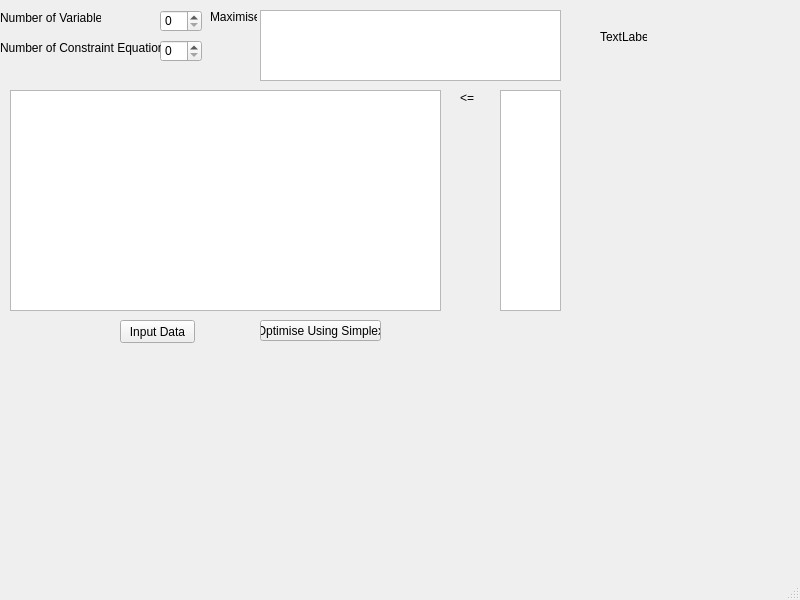
Old version of the form REII313/mainwindow.ui in the repository C-is-for-Cicero/Practical_REII313.
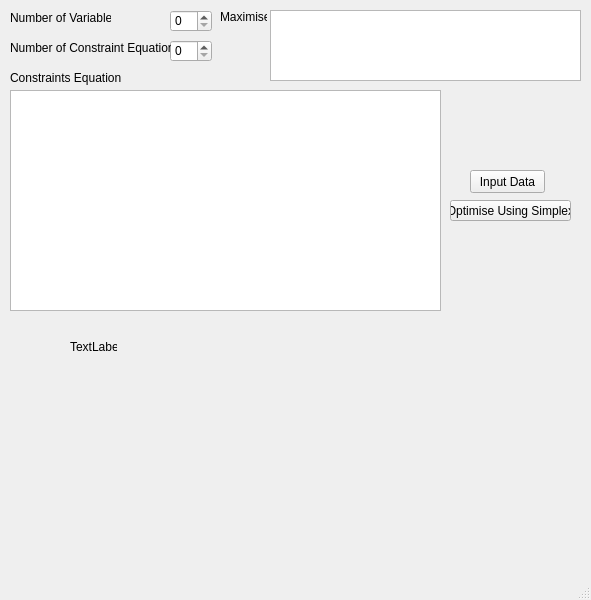
New version of the form.

Commit message: added functions vector multiply, determinevar and determineenter

Diff of the .ui file:
```diff
--- a/REII313/mainwindow.ui
+++ b/REII313/mainwindow.ui
@@ -6,7 +6,7 @@
    <rect>
     <x>0</x>
     <y>0</y>
-    <width>800</width>
+    <width>591</width>
     <height>600</height>
    </rect>
   </property>
@@ -17,7 +17,7 @@
    <widget class="QSpinBox" name="Num_Vars_SpinBox">
     <property name="geometry">
      <rect>
-      <x>160</x>
+      <x>170</x>
       <y>10</y>
       <width>42</width>
       <height>22</height>
@@ -27,7 +27,7 @@
    <widget class="QSpinBox" name="Num_Constraints_SpinBox">
     <property name="geometry">
      <rect>
-      <x>160</x>
+      <x>170</x>
       <y>40</y>
       <width>42</width>
       <height>22</height>
@@ -37,7 +37,7 @@
    <widget class="QLabel" name="label">
     <property name="geometry">
      <rect>
-      <x>0</x>
+      <x>10</x>
       <y>10</y>
       <width>101</width>
       <height>16</height>
@@ -50,7 +50,7 @@
    <widget class="QLabel" name="label_2">
     <property name="geometry">
      <rect>
-      <x>0</x>
+      <x>10</x>
       <y>40</y>
       <width>161</width>
       <height>16</height>
@@ -63,7 +63,7 @@
    <widget class="QLabel" name="label_3">
     <property name="geometry">
      <rect>
-      <x>210</x>
+      <x>220</x>
       <y>10</y>
       <width>47</width>
       <height>13</height>
@@ -76,9 +76,9 @@
    <widget class="QTableWidget" name="Objective_Function">
     <property name="geometry">
      <rect>
-      <x>260</x>
+      <x>270</x>
       <y>10</y>
-      <width>301</width>
+      <width>311</width>
       <height>71</height>
      </rect>
     </property>
@@ -93,34 +93,11 @@
      </rect>
     </property>
    </widget>
-   <widget class="QLabel" name="label_4">
-    <property name="geometry">
-     <rect>
-      <x>460</x>
-      <y>90</y>
-      <width>21</width>
-      <height>16</height>
-     </rect>
-    </property>
-    <property name="text">
-     <string>&lt;=</string>
-    </property>
-   </widget>
-   <widget class="QTableWidget" name="b_vector">
-    <property name="geometry">
-     <rect>
-      <x>500</x>
-      <y>90</y>
-      <width>61</width>
-      <height>221</height>
-     </rect>
-    </property>
-   </widget>
    <widget class="QPushButton" name="Input_data">
     <property name="geometry">
      <rect>
-      <x>120</x>
-      <y>320</y>
+      <x>470</x>
+      <y>170</y>
       <width>75</width>
       <height>23</height>
      </rect>
@@ -132,8 +109,8 @@
    <widget class="QPushButton" name="Optimise">
     <property name="geometry">
      <rect>
-      <x>260</x>
-      <y>320</y>
+      <x>450</x>
+      <y>200</y>
       <width>121</width>
       <height>21</height>
      </rect>
@@ -142,11 +119,24 @@
      <string>Optimise Using Simplex</string>
     </property>
    </widget>
+   <widget class="QLabel" name="label_4">
+    <property name="geometry">
+     <rect>
+      <x>10</x>
+      <y>70</y>
+      <width>111</width>
+      <height>16</height>
+     </rect>
+    </property>
+    <property name="text">
+     <string>Constraints Equations</string>
+    </property>
+   </widget>
    <widget class="QLabel" name="test">
     <property name="geometry">
      <rect>
-      <x>600</x>
-      <y>30</y>
+      <x>70</x>
+      <y>340</y>
       <width>47</width>
       <height>13</height>
      </rect>
```
Left out of the diff: 2 changed lines with no effect on the pictures. The commit also changes 2 other files.
